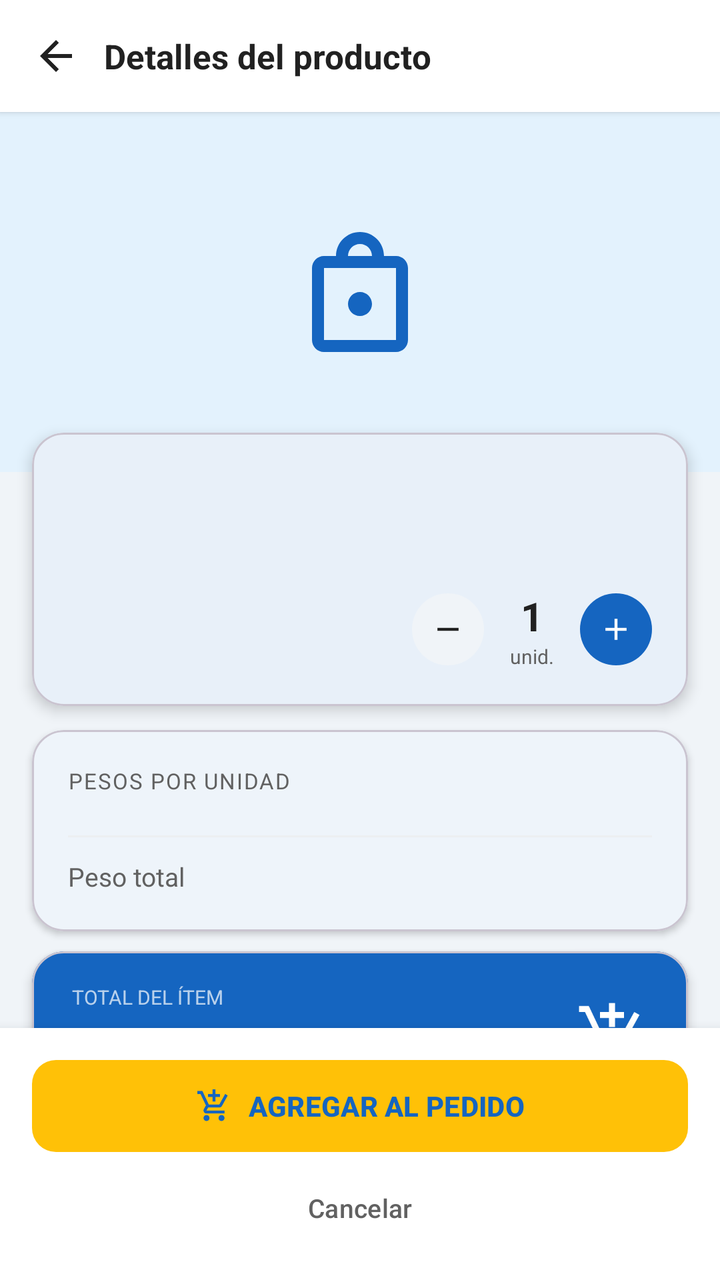
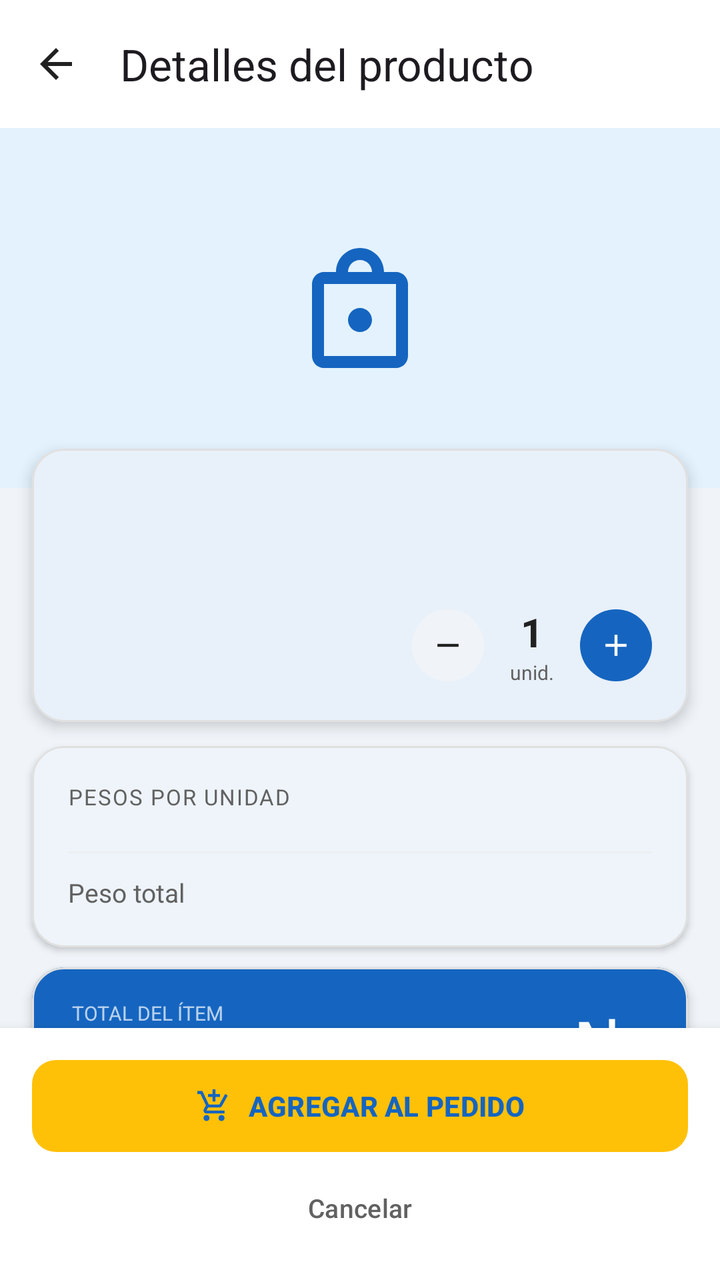

Before-and-after screenshots of an Android layout around one commit, followed by the original layout XML and the change that was made.
<!-- AndroidManifest.xml: application theme Theme.Test -->
<!-- res/layout/activity_product_detail.xml -->
<?xml version="1.0" encoding="utf-8"?>
<androidx.constraintlayout.widget.ConstraintLayout xmlns:android="http://schemas.android.com/apk/res/android"
    xmlns:app="http://schemas.android.com/apk/res-auto"
    android:id="@+id/main"
    android:layout_width="match_parent"
    android:layout_height="match_parent"
    android:background="@color/background">

    
    <LinearLayout
        android:id="@+id/layoutHeader"
        android:layout_width="0dp"
        android:layout_height="wrap_content"
        android:background="@color/surface"
        android:elevation="2dp"
        android:gravity="center_vertical"
        android:orientation="horizontal"
        android:paddingHorizontal="8dp"
        android:paddingVertical="8dp"
        app:layout_constraintEnd_toEndOf="parent"
        app:layout_constraintStart_toStartOf="parent"
        app:layout_constraintTop_toTopOf="parent">

        <ImageButton
            android:id="@+id/btnBack"
            android:layout_width="40dp"
            android:layout_height="40dp"
            android:background="?attr/selectableItemBackgroundBorderless"
            android:contentDescription="Volver"
            android:src="@drawable/ic_back" />

        <TextView
            android:layout_width="0dp"
            android:layout_height="wrap_content"
            android:layout_marginStart="4dp"
            android:layout_weight="1"
            android:text="Detalles del producto"
            android:textColor="@color/text_primary"
            android:textSize="17sp"
            android:textStyle="bold" />
    </LinearLayout>

    
    <ScrollView
        android:layout_width="0dp"
        android:layout_height="0dp"
        android:scrollbars="none"
        app:layout_constraintBottom_toTopOf="@id/layoutActions"
        app:layout_constraintEnd_toEndOf="parent"
        app:layout_constraintStart_toStartOf="parent"
        app:layout_constraintTop_toBottomOf="@id/layoutHeader">

        <LinearLayout
            android:layout_width="match_parent"
            android:layout_height="wrap_content"
            android:orientation="vertical">

            
            <FrameLayout
                android:layout_width="match_parent"
                android:layout_height="180dp"
                android:background="@color/light_primary">

                <ImageView
                    android:layout_width="72dp"
                    android:layout_height="72dp"
                    android:layout_gravity="center"
                    android:importantForAccessibility="no"
                    android:src="@drawable/ic_product"
                    app:tint="@color/primary" />
            </FrameLayout>

            
            <com.google.android.material.card.MaterialCardView
                android:layout_width="match_parent"
                android:layout_height="wrap_content"
                android:layout_marginHorizontal="16dp"
                android:layout_marginTop="-20dp"
                app:cardBackgroundColor="@color/surface"
                app:cardCornerRadius="16dp"
                app:cardElevation="4dp">

                <LinearLayout
                    android:layout_width="match_parent"
                    android:layout_height="wrap_content"
                    android:orientation="vertical"
                    android:padding="18dp">

                    <TextView
                        android:id="@+id/tvProductName"
                        android:layout_width="match_parent"
                        android:layout_height="wrap_content"
                        android:textColor="@color/text_primary"
                        android:textSize="19sp"
                        android:textStyle="bold" />

                    <TextView
                        android:id="@+id/tvBarcode"
                        android:layout_width="wrap_content"
                        android:layout_height="wrap_content"
                        android:layout_marginTop="4dp"
                        android:fontFamily="monospace"
                        android:textColor="@color/text_secondary"
                        android:textSize="12sp" />

                    <LinearLayout
                        android:layout_width="match_parent"
                        android:layout_height="wrap_content"
                        android:layout_marginTop="14dp"
                        android:gravity="center_vertical"
                        android:orientation="horizontal">

                        <TextView
                            android:id="@+id/tvPrice"
                            android:layout_width="0dp"
                            android:layout_height="wrap_content"
                            android:layout_weight="1"
                            android:textColor="@color/primary"
                            android:textSize="22sp"
                            android:textStyle="bold" />

                        
                        <LinearLayout
                            android:layout_width="wrap_content"
                            android:layout_height="wrap_content"
                            android:gravity="center_vertical"
                            android:orientation="horizontal">

                            <com.google.android.material.button.MaterialButton
                                android:id="@+id/btnUnitMinus"
                                android:layout_width="36dp"
                                android:layout_height="36dp"
                                android:insetTop="0dp"
                                android:insetBottom="0dp"
                
                                app:backgroundTint="@color/background"
                                app:cornerRadius="18dp"
                                app:icon="@drawable/ic_remove"
                                app:iconGravity="textStart"
                                app:iconPadding="0dp"
                                app:iconSize="18dp"
                                app:iconTint="@color/text_primary" />

                            <LinearLayout
                                android:layout_width="48dp"
                                android:layout_height="wrap_content"
                                android:gravity="center"
                                android:orientation="vertical">

                                <TextView
                                    android:id="@+id/tvUnits"
                                    android:layout_width="wrap_content"
                                    android:layout_height="wrap_content"
                                    android:text="1"
                                    android:textColor="@color/text_primary"
                                    android:textSize="20sp"
                                    android:textStyle="bold" />

                                <TextView
                                    android:layout_width="wrap_content"
                                    android:layout_height="wrap_content"
                                    android:text="unid."
                                    android:textColor="@color/text_secondary"
                                    android:textSize="10sp" />
                            </LinearLayout>

                            <com.google.android.material.button.MaterialButton
                                android:id="@+id/btnUnitPlus"
                                android:layout_width="36dp"
                                android:layout_height="36dp"
                                android:insetTop="0dp"
                                android:insetBottom="0dp"
                
                                app:backgroundTint="@color/primary"
                                app:cornerRadius="18dp"
                                app:icon="@drawable/ic_add"
                                app:iconGravity="textStart"
                                app:iconPadding="0dp"
                                app:iconSize="18dp"
                                app:iconTint="@color/surface" />
                        </LinearLayout>
                    </LinearLayout>
                </LinearLayout>
            </com.google.android.material.card.MaterialCardView>

            
            <com.google.android.material.card.MaterialCardView
                android:id="@+id/cardHistory"
                android:layout_width="match_parent"
                android:layout_height="wrap_content"
                android:layout_marginHorizontal="16dp"
                android:layout_marginTop="12dp"
                android:visibility="gone"
                app:cardBackgroundColor="@color/surface"
                app:cardCornerRadius="16dp"
                app:cardElevation="2dp">

                <LinearLayout
                    android:layout_width="match_parent"
                    android:layout_height="wrap_content"
                    android:orientation="vertical"
                    android:padding="18dp">

                    <TextView
                        android:layout_width="wrap_content"
                        android:layout_height="wrap_content"
                        android:layout_marginBottom="10dp"
                        android:letterSpacing="0.06"
                        android:text="HISTORIAL DE PRECIOS"
                        android:textAllCaps="true"
                        android:textColor="@color/text_secondary"
                        android:textSize="11sp" />

                    <TextView
                        android:id="@+id/tvMinPrice"
                        android:layout_width="wrap_content"
                        android:layout_height="wrap_content"
                        android:layout_marginBottom="10dp"
                        android:textColor="@color/red"
                        android:textSize="12sp"
                        android:visibility="gone" />

                    <LinearLayout
                        android:id="@+id/layoutHistory"
                        android:layout_width="match_parent"
                        android:layout_height="wrap_content"
                        android:orientation="vertical" />
                </LinearLayout>
            </com.google.android.material.card.MaterialCardView>

            
            <com.google.android.material.card.MaterialCardView
                android:id="@+id/cardWeights"
                android:layout_width="match_parent"
                android:layout_height="wrap_content"
                android:layout_marginHorizontal="16dp"
                android:layout_marginTop="12dp"
                app:cardBackgroundColor="@color/surface"
                app:cardCornerRadius="16dp"
                app:cardElevation="2dp">

                <LinearLayout
                    android:layout_width="match_parent"
                    android:layout_height="wrap_content"
                    android:orientation="vertical"
                    android:padding="18dp">

                    <TextView
                        android:layout_width="wrap_content"
                        android:layout_height="wrap_content"
                        android:layout_marginBottom="10dp"
                        android:letterSpacing="0.06"
                        android:text="PESOS POR UNIDAD"
                        android:textAllCaps="true"
                        android:textColor="@color/text_secondary"
                        android:textSize="11sp" />

                    <LinearLayout
                        android:id="@+id/layoutWeights"
                        android:layout_width="match_parent"
                        android:layout_height="wrap_content"
                        android:orientation="vertical" />

                    <View
                        android:layout_width="match_parent"
                        android:layout_height="1dp"
                        android:layout_marginVertical="10dp"
                        android:background="@color/divider" />

                    <LinearLayout
                        android:layout_width="match_parent"
                        android:layout_height="wrap_content"
                        android:gravity="center_vertical"
                        android:orientation="horizontal">

                        <TextView
                            android:layout_width="0dp"
                            android:layout_height="wrap_content"
                            android:layout_weight="1"
                            android:text="Peso total"
                            android:textColor="@color/text_secondary"
                            android:textSize="13sp" />

                        <TextView
                            android:id="@+id/tvTotalWeight"
                            android:layout_width="wrap_content"
                            android:layout_height="wrap_content"
                            android:textColor="@color/text_primary"
                            android:textSize="14sp"
                            android:textStyle="bold" />
                    </LinearLayout>
                </LinearLayout>
            </com.google.android.material.card.MaterialCardView>

            
            <com.google.android.material.card.MaterialCardView
                android:layout_width="match_parent"
                android:layout_height="wrap_content"
                android:layout_marginHorizontal="16dp"
                android:layout_marginTop="10dp"
                android:layout_marginBottom="16dp"
                app:cardBackgroundColor="@color/primary"
                app:cardCornerRadius="16dp"
                app:cardElevation="3dp">

                <LinearLayout
                    android:layout_width="match_parent"
                    android:layout_height="wrap_content"
                    android:gravity="center_vertical"
                    android:orientation="horizontal"
                    android:paddingHorizontal="20dp"
                    android:paddingVertical="16dp">

                    <LinearLayout
                        android:layout_width="0dp"
                        android:layout_height="wrap_content"
                        android:layout_weight="1"
                        android:orientation="vertical">

                        <TextView
                            android:layout_width="wrap_content"
                            android:layout_height="wrap_content"
                            android:text="TOTAL DEL ÍTEM"
                            android:textAllCaps="true"
                            android:textColor="#B3FFFFFF"
                            android:textSize="10sp" />

                        <TextView
                            android:id="@+id/tvTotal"
                            android:layout_width="wrap_content"
                            android:layout_height="wrap_content"
                            android:layout_marginTop="2dp"
                            android:textColor="#FFFFFF"
                            android:textSize="28sp"
                            android:textStyle="bold" />
                    </LinearLayout>

                    <ImageView
                        android:layout_width="36dp"
                        android:layout_height="36dp"
                        android:importantForAccessibility="no"
                        android:src="@drawable/ic_add_cart"
                        app:tint="#FFFFFF" />
                </LinearLayout>
            </com.google.android.material.card.MaterialCardView>
        </LinearLayout>
    </ScrollView>

    
    <LinearLayout
        android:id="@+id/layoutActions"
        android:layout_width="0dp"
        android:layout_height="wrap_content"
        android:background="@color/surface"
        android:elevation="8dp"
        android:orientation="vertical"
        android:paddingHorizontal="16dp"
        android:paddingTop="12dp"
        android:paddingBottom="16dp"
        app:layout_constraintBottom_toBottomOf="parent"
        app:layout_constraintEnd_toEndOf="parent"
        app:layout_constraintStart_toStartOf="parent">

        <com.google.android.material.button.MaterialButton
            android:id="@+id/btnAddOrder"
            android:layout_width="match_parent"
            android:layout_height="54dp"
            android:text="AGREGAR AL PEDIDO"
            android:textColor="@color/primary"
            android:textSize="14sp"
            android:textStyle="bold"
            app:backgroundTint="@color/amber"
            app:cornerRadius="12dp"
            app:icon="@drawable/ic_add_cart"
            app:iconGravity="textStart"
            app:iconSize="18dp"
            app:iconTint="@color/primary" />

        <com.google.android.material.button.MaterialButton
            android:id="@+id/btnViewHistory"
            style="@style/Widget.Material3.Button.TextButton"
            android:layout_width="match_parent"
            android:layout_height="40dp"
            android:layout_marginTop="4dp"
            android:text="Cancelar"
            android:textColor="@color/text_secondary"
            android:textSize="13sp" />
    </LinearLayout>

</androidx.constraintlayout.widget.ConstraintLayout>
<!-- resources referenced by this layout -->
<resources>
  <color name="amber">#FFC107</color>
  <color name="background">#F0F4F8</color>
  <color name="divider">#ECEFF1</color>
  <color name="light_primary">#E3F2FD</color>
  <color name="primary">#1565C0</color>
  <color name="red">#C62828</color>
  <color name="surface">#FFFFFF</color>
  <color name="text_primary">#212121</color>
  <color name="text_secondary">#616161</color>
  <!-- drawable ic_add (drawable) -->
  <vector xmlns:android="http://schemas.android.com/apk/res/android"
      android:width="24dp"
      android:height="24dp"
      android:viewportWidth="24"
      android:viewportHeight="24">
      <path
          android:fillColor="#FFFFFF"
          android:pathData="M19,13h-6v6h-2v-6H5v-2h6V5h2v6h6v2z"/>
  </vector>
  <!-- drawable ic_back (drawable) -->
  <vector xmlns:android="http://schemas.android.com/apk/res/android"
      android:width="24dp"
      android:height="24dp"
      android:viewportWidth="24"
      android:viewportHeight="24">
      <path android:fillColor="#212121"
          android:pathData="M20,11H7.83l5.59,-5.59L12,4l-8,8 8,8 1.41,-1.41L7.83,13H20v-2z"/>
  </vector>
  <!-- drawable ic_remove (drawable) -->
  <vector xmlns:android="http://schemas.android.com/apk/res/android"
      android:width="24dp"
      android:height="24dp"
      android:viewportWidth="24"
      android:viewportHeight="24">
      <path
          android:fillColor="#FFFFFF"
          android:pathData="M19,13H5v-2h14v2z"/>
  </vector>
  <style name="Theme.Test" parent="Base.Theme.Test" />
  <style name="Base.Theme.Test" parent="Theme.Material3.Light.NoActionBar">
          <item name="android:windowBackground">@color/background</item>
          <item name="colorPrimary">@color/primary</item>
          <item name="colorOnPrimary">@color/white</item>
          <item name="colorPrimaryContainer">@color/light_primary</item>
          <item name="colorOnPrimaryContainer">@color/primary_dark</item>
          <item name="colorSurface">@color/surface</item>
          <item name="colorOnSurface">@color/text_primary</item>
          <item name="colorSurfaceVariant">@color/background</item>
          <item name="android:statusBarColor">@android:color/transparent</item>
      </style>
  <color name="white">#FFFFFFFF</color>
  <color name="primary_dark">#0D47A1</color>
  <!-- unchanged entries left out for length: 2 -->
</resources>

<!-- the commit's change to res/layout/activity_product_detail.xml (unified diff, before → after) -->
@@ -7,38 +7,22 @@
     android:background="@color/background">
 
     
-    <LinearLayout
+    <com.google.android.material.appbar.AppBarLayout
         android:id="@+id/layoutHeader"
         android:layout_width="0dp"
         android:layout_height="wrap_content"
-        android:background="@color/surface"
-        android:elevation="2dp"
-        android:gravity="center_vertical"
-        android:orientation="horizontal"
-        android:paddingHorizontal="8dp"
-        android:paddingVertical="8dp"
+        android:fitsSystemWindows="true"
         app:layout_constraintEnd_toEndOf="parent"
         app:layout_constraintStart_toStartOf="parent"
         app:layout_constraintTop_toTopOf="parent">
 
-        <ImageButton
-            android:id="@+id/btnBack"
-            android:layout_width="40dp"
-            android:layout_height="40dp"
-            android:background="?attr/selectableItemBackgroundBorderless"
-            android:contentDescription="Volver"
-            android:src="@drawable/ic_back" />
-
-        <TextView
-            android:layout_width="0dp"
-            android:layout_height="wrap_content"
-            android:layout_marginStart="4dp"
-            android:layout_weight="1"
-            android:text="Detalles del producto"
-            android:textColor="@color/text_primary"
-            android:textSize="17sp"
-            android:textStyle="bold" />
-    </LinearLayout>
+        <com.google.android.material.appbar.MaterialToolbar
+            android:id="@+id/toolbar"
+            android:layout_width="match_parent"
+            android:layout_height="?attr/actionBarSize"
+            app:navigationIcon="@drawable/ic_back"
+            app:title="Detalles del producto" />
+    </com.google.android.material.appbar.AppBarLayout>
 
     
     <ScrollView
<!-- resource entries referenced after the edit -->
@@ -38,20 +38,46 @@
           android:fillColor="#FFFFFF"
           android:pathData="M19,13H5v-2h14v2z"/>
   </vector>
-  <style name="Theme.Test" parent="Base.Theme.Test" />
+  <style name="Theme.Test" parent="Base.Theme.Test">
+          <item name="android:windowAnimationStyle">@style/WindowAnimation.Slide</item>
+      </style>
   <style name="Base.Theme.Test" parent="Theme.Material3.Light.NoActionBar">
           <item name="android:windowBackground">@color/background</item>
           <item name="colorPrimary">@color/primary</item>
           <item name="colorOnPrimary">@color/white</item>
           <item name="colorPrimaryContainer">@color/light_primary</item>
           <item name="colorOnPrimaryContainer">@color/primary_dark</item>
+          <item name="colorSecondary">@color/primary_light</item>
+          <item name="colorOnSecondary">@color/white</item>
+          <item name="colorSecondaryContainer">@color/light_primary</item>
+          <item name="colorTertiary">@color/success</item>
+          <item name="colorOnTertiary">@color/white</item>
+          <item name="colorError">@color/red</item>
+          <item name="colorOnError">@color/white</item>
+          <item name="colorErrorContainer">@color/error_light</item>
           <item name="colorSurface">@color/surface</item>
           <item name="colorOnSurface">@color/text_primary</item>
           <item name="colorSurfaceVariant">@color/background</item>
+          <item name="colorOnSurfaceVariant">@color/text_secondary</item>
+          <item name="colorOutline">@color/outline</item>
+          <item name="colorOutlineVariant">@color/light_gray</item>
           <item name="android:statusBarColor">@android:color/transparent</item>
+          <item name="android:navigationBarColor">@color/surface</item>
+          <item name="android:windowLightNavigationBar" tools:targetApi="27">true</item>
+      </style>
+  <style name="WindowAnimation.Slide" parent="@android:style/Animation.Activity">
+          <item name="android:activityOpenEnterAnimation">@anim/slide_in_right</item>
+          <item name="android:activityOpenExitAnimation">@anim/slide_out_left</item>
+          <item name="android:activityCloseEnterAnimation">@anim/slide_in_left</item>
+          <item name="android:activityCloseExitAnimation">@anim/slide_out_right</item>
       </style>
   <color name="white">#FFFFFFFF</color>
   <color name="primary_dark">#0D47A1</color>
+  <color name="primary_light">#1976D2</color>
+  <color name="success">#2E7D32</color>
+  <color name="error_light">#FFEBEE</color>
+  <color name="outline">#79747E</color>
+  <color name="light_gray">#E0E0E0</color>
   <!-- unchanged entries left out for length: 2 -->
 </resources>
 
